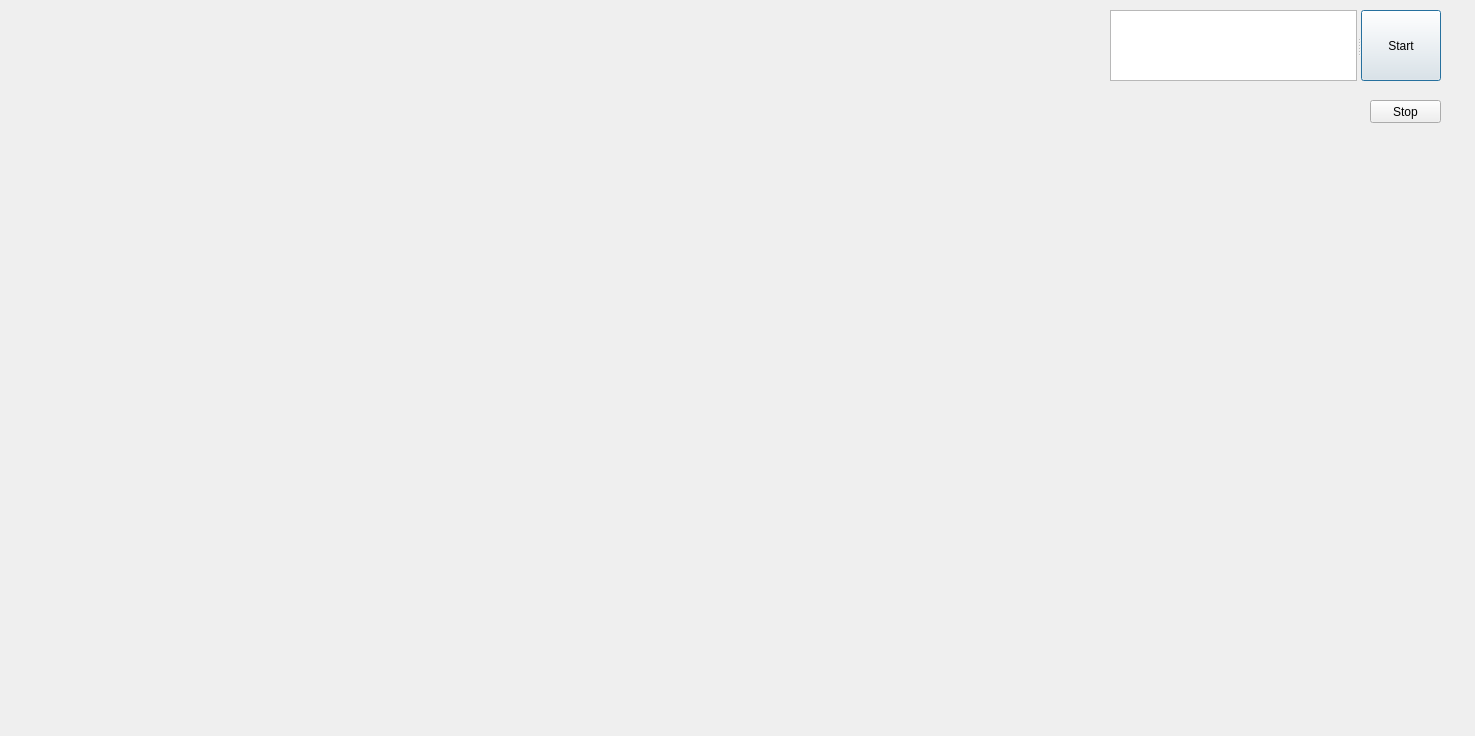
Before: the Qt Designer form dialog.ui in EugChesn/GuiClient, drawn with Qt 5.
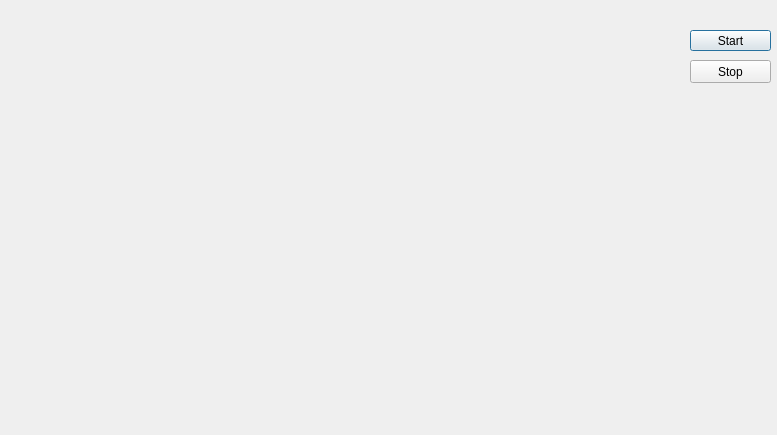
After: the same form once the commit is applied.

Commit message: Size dialog

```diff
--- a/dialog.ui
+++ b/dialog.ui
@@ -6,8 +6,8 @@
    <rect>
     <x>0</x>
     <y>0</y>
-    <width>1475</width>
-    <height>736</height>
+    <width>777</width>
+    <height>435</height>
    </rect>
   </property>
   <property name="windowTitle">
@@ -18,8 +18,8 @@
     <rect>
      <x>20</x>
      <y>20</y>
-     <width>960</width>
-     <height>540</height>
+     <width>640</width>
+     <height>360</height>
     </rect>
    </property>
    <property name="text">
@@ -29,16 +29,15 @@
   <widget class="QSplitter" name="splitter">
    <property name="geometry">
     <rect>
-     <x>1110</x>
-     <y>10</y>
-     <width>331</width>
-     <height>71</height>
+     <x>690</x>
+     <y>30</y>
+     <width>81</width>
+     <height>21</height>
     </rect>
    </property>
    <property name="orientation">
     <enum>Qt::Horizontal</enum>
    </property>
-   <widget class="QPlainTextEdit" name="plainTextEdit"/>
    <widget class="QPushButton" name="pushButton">
     <property name="text">
      <string>Start</string>
@@ -61,9 +60,9 @@
   <widget class="QPushButton" name="pushButton_2">
    <property name="geometry">
     <rect>
-     <x>1370</x>
-     <y>100</y>
-     <width>71</width>
+     <x>690</x>
+     <y>60</y>
+     <width>81</width>
      <height>23</height>
     </rect>
    </property>
```
The commit also changes 1 other file.
